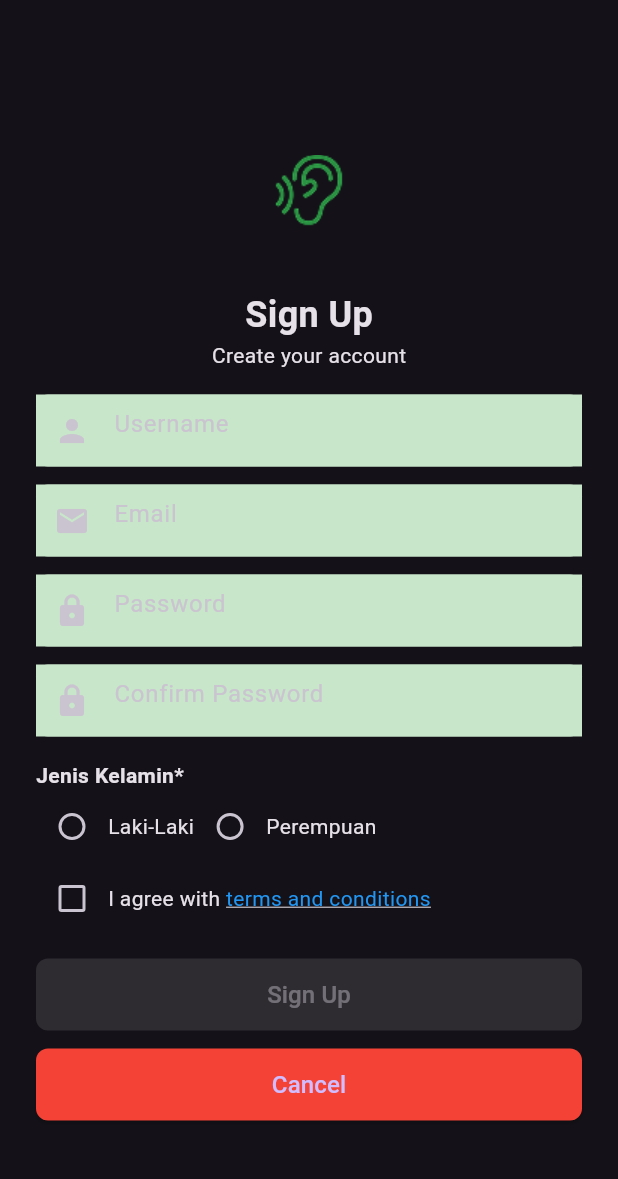
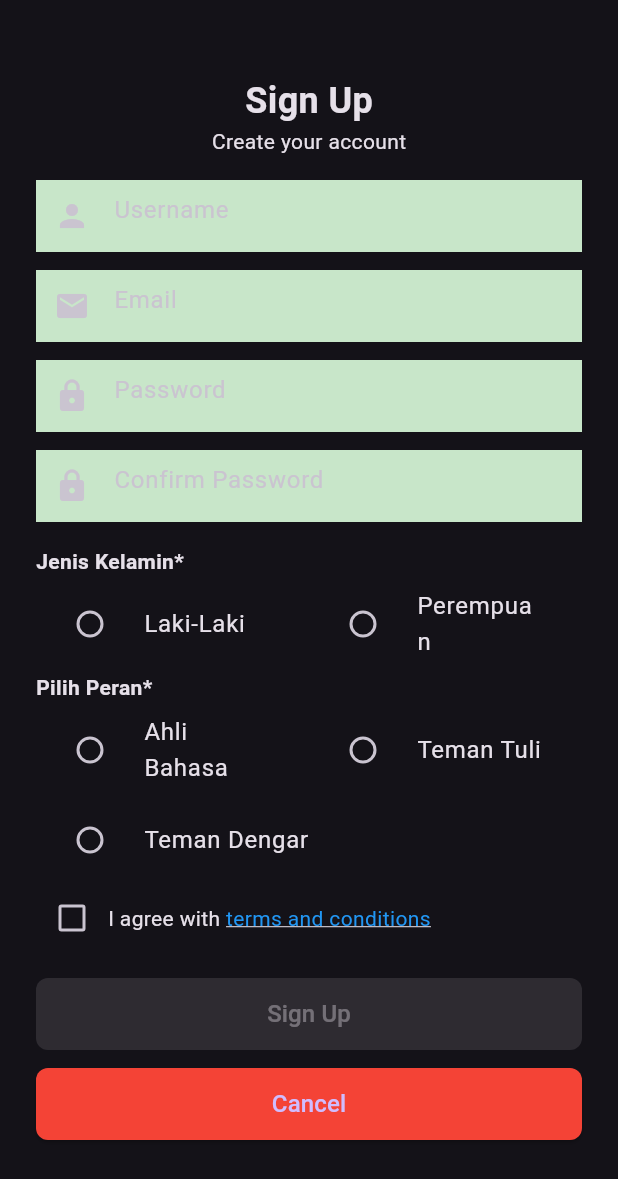
Before and after one commit to protingihear/ferework, a Flutter app: the screen it shows after launch, after a tap on "Sign Up", on a phone screen of 412 x 824 dp. Shown: the top 1179 px of the screen. Run offline on Flutter 3.47's test engine with Material 3 defaults, Android fonts, the phone set to English and light mode, and no system bars; our stand-ins replace shared_preferences; network calls fail.

Commit message:
Nambahin Role di Sign Up tapi debug di crome

```diff
--- a/lib/main.dart
+++ b/lib/main.dart
@@ -1,4 +1,5 @@
 import 'package:flutter/material.dart';
+import 'package:reworkmobile/view/sign_in.dart';
 import 'view/animation/splash_screen.dart'; // Import the splash screen file
 
 void main() {
@@ -6,13 +7,15 @@
 }
 
 class MyApp extends StatelessWidget {
+  const MyApp({super.key});
+
   @override
   Widget build(BuildContext context) {
     return MaterialApp(
       debugShowCheckedModeBanner: false,
       title: 'YouTube Style Splash',
       theme: ThemeData.dark(), // Optional: Dark theme like YouTube
-      home: SplashScreen(), // Start with SplashScreen
+      home: Sign_In_Page(), // Start with SplashScreen
     );
   }
 }
--- a/lib/view/animation/splash_screen.dart
+++ b/lib/view/animation/splash_screen.dart
@@ -2,6 +2,8 @@ import 'package:flutter/material.dart';
 import 'package:reworkmobile/view/sign_in.dart';
 
 class SplashScreen extends StatefulWidget {
+  const SplashScreen({super.key});
+
   @override
   _SplashScreenState createState() => _SplashScreenState();
 }
--- a/lib/view/sign_in.dart
+++ b/lib/view/sign_in.dart
@@ -8,6 +8,8 @@ import 'package:http/http.dart' as http;
 import 'dart:convert';
 
 class Sign_In_Page extends StatefulWidget {
+  const Sign_In_Page({super.key});
+
   @override
   _Sign_In_Page createState() => _Sign_In_Page();
 }
--- a/lib/view/sign_up.dart
+++ b/lib/view/sign_up.dart
@@ -4,6 +4,8 @@ import 'package:http/http.dart' as http;
 import 'dart:convert';
 
 class Sign_Up_Page extends StatefulWidget {
+  const Sign_Up_Page({super.key});
+
   @override
   sign_up createState() => sign_up();
 }
@@ -17,6 +19,7 @@ class sign_up extends State<Sign_Up_Page> {
   final TextEditingController confirmPasswordController =
       TextEditingController();
   String? gender; // Jenis kelamin ("L" atau "P")
+  String? role;
   bool isAgreed = false;
 
   @override
@@ -29,10 +32,10 @@ class sign_up extends State<Sign_Up_Page> {
             child: Column(
               mainAxisAlignment: MainAxisAlignment.center,
               children: [
-                Image.asset(
-                  'assets/logo.png',
-                  height: 100,
-                ),
+                // Image.asset(
+                //   'assets/logo.png',
+                //   height: 100,
+                // ),
                 SizedBox(height: 16),
                 Text(
                   'Sign Up',
@@ -127,7 +130,9 @@ class sign_up extends State<Sign_Up_Page> {
                 ),
                 Row(
                   children: [
-                    Radio<String>(
+                    Expanded(
+                      child: RadioListTile<String>(
+                        title: Text('Laki-Laki'),
                         value: 'L',
                         groupValue: gender,
                         onChanged: (value) {
@@ -136,8 +141,10 @@ class sign_up extends State<Sign_Up_Page> {
                           });
                         },
                       ),
-                    Text('Laki-Laki'),
-                    Radio<String>(
+                    ),
+                    Expanded(
+                      child: RadioListTile<String>(
+                        title: Text('Perempuan'),
                         value: 'P',
                         groupValue: gender,
                         onChanged: (value) {
@@ -146,7 +153,58 @@ class sign_up extends State<Sign_Up_Page> {
                           });
                         },
                       ),
-                    Text('Perempuan'),
+                    ),
+                  ],
+                ),
+
+                //Role Selection
+                Align(
+                  alignment: Alignment.centerLeft,
+                  child: Text('Pilih Peran*',
+                      style: TextStyle(fontWeight: FontWeight.bold)),
+                ),
+                Column(
+                  children: [
+                    Row(
+                      mainAxisSize: MainAxisSize
+                          .min, // Mengurangi ruang kosong di antara children
+                      children: [
+                        Expanded(
+                          child: RadioListTile<String>(
+                            title: Text('Ahli Bahasa'),
+                            value: 'Ahli Bahasa',
+                            groupValue: role,
+                            onChanged: (value) {
+                              setState(() {
+                                role = value;
+                              });
+                            },
+                          ),
+                        ),
+                        Expanded(
+                          child: RadioListTile<String>(
+                            title: Text('Teman Tuli'),
+                            value: 'Teman Tuli',
+                            groupValue: role,
+                            onChanged: (value) {
+                              setState(() {
+                                role = value;
+                              });
+                            },
+                          ),
+                        ),
+                      ],
+                    ),
+                    RadioListTile<String>(
+                      title: Text('Teman Dengar'),
+                      value: 'Teman Dengar',
+                      groupValue: role,
+                      onChanged: (value) {
+                        setState(() {
+                          role = value;
+                        });
+                      },
+                    ),
                   ],
                 ),
 
@@ -222,8 +280,7 @@ class sign_up extends State<Sign_Up_Page> {
                           try {
                             // Kirim POST request ke server
                             var response = await http.post(
-                              Uri.parse(
-                                  'http://10.0.2.2:8000/api/teman-tuli'),
+                              Uri.parse('http://10.0.2.2:8000/api/teman-tuli'),
                               headers: {
                                 'Content-Type': 'application/json',
                               },
@@ -280,6 +337,7 @@ class sign_up extends State<Sign_Up_Page> {
                   },
                   child: Text('Cancel', style: TextStyle(fontSize: 16)),
                 ),
+                SizedBox(height: 30,)
               ],
             ),
           ),
```
Also changed, not shown: 6 other files. Lines whose indentation alone changed are shown as unchanged.
